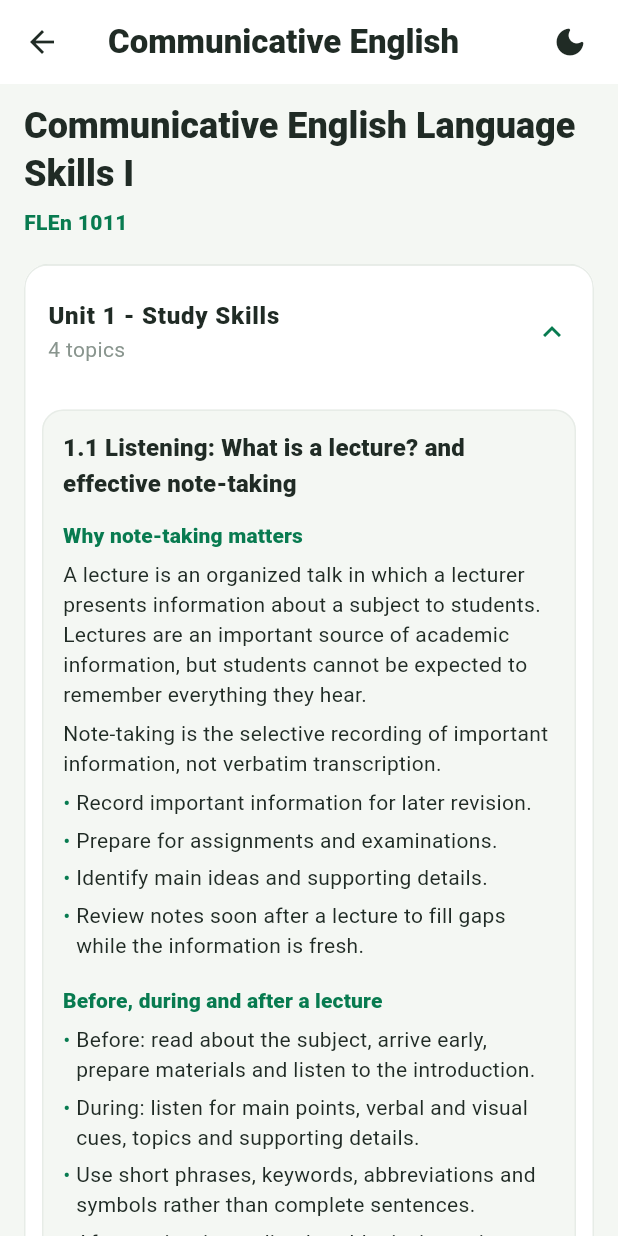
After one commit to SineJhon/EduEthiopia, a Flutter app: the CommunicativeEnglishNotesScreen screen opened directly, after a tap on "Unit 1 - Study Skills", on a phone screen of 412 x 824 dp. The commit adds this screen. Run offline on Flutter 3.47's test engine with Material 3 defaults, Android fonts, the phone set to English and light mode, and no system bars; our stand-ins replace flutter_animate, google_fonts.

Commit message:
English 1

```diff
--- /dev/null
+++ b/lib/features/modules/communicative_english_notes_screen.dart
@@ -0,0 +1,314 @@
+import 'dart:convert';
+
+import 'package:flutter/material.dart';
+import 'package:flutter/services.dart';
+
+import '../../core/widgets/theme_toggle.dart';
+
+class CommunicativeEnglishNotesScreen extends StatefulWidget {
+  const CommunicativeEnglishNotesScreen({super.key});
+
+  @override
+  State<CommunicativeEnglishNotesScreen> createState() =>
+      _CommunicativeEnglishNotesScreenState();
+}
+
+class _CommunicativeEnglishNotesScreenState
+    extends State<CommunicativeEnglishNotesScreen> {
+  static const _assetPath =
+      'assets/content/communicative_english_1/notes.json';
+
+  Map<String, dynamic>? _content;
+  bool _loading = true;
+  String? _error;
+
+  @override
+  void initState() {
+    super.initState();
+    _loadNotes();
+  }
+
+  Future<void> _loadNotes() async {
+    try {
+      final source = await rootBundle.loadString(_assetPath);
+      final decoded = jsonDecode(source);
+      if (!mounted) return;
+      setState(() {
+        _content = Map<String, dynamic>.from(decoded as Map);
+        _loading = false;
+      });
+    } catch (_) {
+      if (!mounted) return;
+      setState(() {
+        _error = 'Could not load the study notes.';
+        _loading = false;
+      });
+    }
+  }
+
+  @override
+  Widget build(BuildContext context) {
+    final colorScheme = Theme.of(context).colorScheme;
+
+    return Scaffold(
+      appBar: AppBar(
+        title: const Text(
+          'Communicative English',
+          maxLines: 1,
+          overflow: TextOverflow.ellipsis,
+          style: TextStyle(fontWeight: FontWeight.w800),
+        ),
+        actions: const [ThemeToggle(), SizedBox(width: 8)],
+      ),
+      body: _loading
+          ? const Center(child: CircularProgressIndicator())
+          : _error != null
+          ? Center(
+              child: Padding(
+                padding: const EdgeInsets.all(24),
+                child: Text(_error!, textAlign: TextAlign.center),
+              ),
+            )
+          : ListView(
+              physics: const BouncingScrollPhysics(),
+              padding: const EdgeInsets.fromLTRB(16, 12, 16, 32),
+              children: [
+                Text(
+                  (_content!['subjectTitle'] as String),
+                  style: Theme.of(context).textTheme.headlineSmall?.copyWith(
+                    fontWeight: FontWeight.w900,
+                    color: colorScheme.onSurface,
+                  ),
+                ),
+                const SizedBox(height: 6),
+                Text(
+                  'FLEn 1011',
+                  style: Theme.of(context).textTheme.bodyMedium?.copyWith(
+                    color: colorScheme.primary,
+                    fontWeight: FontWeight.w800,
+                  ),
+                ),
+                const SizedBox(height: 18),
+                for (final unitValue in _content!['units'] as List<dynamic>)
+                  _UnitCard(unit: Map<String, dynamic>.from(unitValue as Map)),
+              ],
+            ),
+    );
+  }
+}
+
+class _UnitCard extends StatelessWidget {
+  const _UnitCard({required this.unit});
+
+  final Map<String, dynamic> unit;
+
+  @override
+  Widget build(BuildContext context) {
+    final colorScheme = Theme.of(context).colorScheme;
+    final topics = (unit['topics'] as List<dynamic>)
+        .map((value) => Map<String, dynamic>.from(value as Map))
+        .toList();
+
+    return Card(
+      margin: const EdgeInsets.only(bottom: 12),
+      clipBehavior: Clip.antiAlias,
+      shape: RoundedRectangleBorder(
+        borderRadius: BorderRadius.circular(16),
+        side: BorderSide(color: colorScheme.outlineVariant),
+      ),
+      child: ExpansionTile(
+        initiallyExpanded: false,
+        tilePadding: const EdgeInsets.symmetric(horizontal: 16, vertical: 8),
+        childrenPadding: const EdgeInsets.fromLTRB(12, 0, 12, 12),
+        title: Text(
+          unit['title'] as String,
+          style: TextStyle(
+            fontWeight: FontWeight.w900,
+            color: colorScheme.onSurface,
+          ),
+        ),
+        subtitle: Text(
+          '${topics.length} topics',
+          style: TextStyle(color: colorScheme.onSurfaceVariant),
+        ),
+        children: [
+          for (final topic in topics) _TopicCard(topic: topic),
+        ],
+      ),
+    );
+  }
+}
+
+class _TopicCard extends StatelessWidget {
+  const _TopicCard({required this.topic});
+
+  final Map<String, dynamic> topic;
+
+  @override
+  Widget build(BuildContext context) {
+    final colorScheme = Theme.of(context).colorScheme;
+    final sections = (topic['sections'] as List<dynamic>)
+        .map((value) => Map<String, dynamic>.from(value as Map))
+        .toList();
+
+    return Card(
+      margin: const EdgeInsets.only(top: 8),
+      color: colorScheme.surfaceContainerLow,
+      shape: RoundedRectangleBorder(
+        borderRadius: BorderRadius.circular(14),
+        side: BorderSide(color: colorScheme.outlineVariant),
+      ),
+      child: Padding(
+        padding: const EdgeInsets.all(14),
+        child: Column(
+          crossAxisAlignment: CrossAxisAlignment.start,
+          children: [
+            Text(
+              topic['title'] as String,
+              style: Theme.of(context).textTheme.titleMedium?.copyWith(
+                fontWeight: FontWeight.w900,
+                color: colorScheme.onSurface,
+              ),
+            ),
+            const SizedBox(height: 12),
+            for (final section in sections) ...[
+              _Section(section: section),
+              const SizedBox(height: 12),
+            ],
+          ],
+        ),
+      ),
+    );
+  }
+}
+
+class _Section extends StatelessWidget {
+  const _Section({required this.section});
+
+  final Map<String, dynamic> section;
+
+  @override
+  Widget build(BuildContext context) {
+    final colorScheme = Theme.of(context).colorScheme;
+    final heading = section['heading'] as String?;
+    final paragraphs = (section['paragraphs'] as List<dynamic>?)
+            ?.map((value) => value as String)
+            .toList() ??
+        const <String>[];
+    final bullets = (section['bullets'] as List<dynamic>?)
+            ?.map((value) => value as String)
+            .toList() ??
+        const <String>[];
+    final tableValue = section['table'];
+
+    return Column(
+      crossAxisAlignment: CrossAxisAlignment.start,
+      children: [
+        if (heading != null) ...[
+          Text(
+            heading,
+            style: Theme.of(context).textTheme.titleSmall?.copyWith(
+              fontWeight: FontWeight.w900,
+              color: colorScheme.primary,
+            ),
+          ),
+          const SizedBox(height: 6),
+        ],
+        for (final paragraph in paragraphs) ...[
+          Text(
+            paragraph,
+            style: const TextStyle(height: 1.45),
+          ),
+          const SizedBox(height: 6),
+        ],
+        for (final bullet in bullets)
+          Padding(
+            padding: const EdgeInsets.only(bottom: 5),
+            child: Row(
+              crossAxisAlignment: CrossAxisAlignment.start,
+              children: [
+                Text('• ', style: TextStyle(color: colorScheme.primary)),
+                Expanded(
+                  child: Text(bullet, style: const TextStyle(height: 1.4)),
+                ),
+              ],
+            ),
+          ),
+        if (tableValue != null)
+          _Table(table: Map<String, dynamic>.from(tableValue as Map)),
+      ],
+    );
+  }
+}
+
+class _Table extends StatelessWidget {
+  const _Table({required this.table});
+
+  final Map<String, dynamic> table;
+
+  @override
+  Widget build(BuildContext context) {
+    final headers = (table['headers'] as List<dynamic>)
+        .map((value) => value as String)
+        .toList();
+    final rows = (table['rows'] as List<dynamic>)
+        .map(
+          (row) =>
+              (row as List<dynamic>).map((value) => value as String).toList(),
+        )
+        .toList();
+    final colorScheme = Theme.of(context).colorScheme;
+
+    return SingleChildScrollView(
+      scrollDirection: Axis.horizontal,
+      child: Container(
+        margin: const EdgeInsets.only(top: 6),
+        decoration: BoxDecoration(
+          border: Border.all(color: colorScheme.outlineVariant),
+          borderRadius: BorderRadius.circular(10),
+        ),
+        child: Table(
+          defaultColumnWidth: const IntrinsicColumnWidth(),
+          border: TableBorder.symmetric(
+            inside: BorderSide(color: colorScheme.outlineVariant),
+          ),
+          children: [
+            TableRow(
+              decoration: BoxDecoration(
+                color: colorScheme.primaryContainer,
+                borderRadius: const BorderRadius.vertical(
+                  top: Radius.circular(9),
+                ),
+              ),
+              children: headers
+                  .map(
+                    (header) => Padding(
+                      padding: const EdgeInsets.all(8),
+                      child: Text(
+                        header,
+                        style: TextStyle(
+                          fontWeight: FontWeight.w900,
+                          color: colorScheme.onPrimaryContainer,
+                        ),
+                      ),
+                    ),
+                  )
+                  .toList(),
+            ),
+            for (final row in rows)
+              TableRow(
+                children: row
+                    .map(
+                      (cell) => Padding(
+                        padding: const EdgeInsets.all(8),
+                        child: Text(cell),
+                      ),
+                    )
+                    .toList(),
+              ),
+          ],
+        ),
+      ),
+    );
+  }
+}
--- a/lib/features/modules/learning_module_screen.dart
+++ b/lib/features/modules/learning_module_screen.dart
@@ -8,6 +8,7 @@ import '../../core/localization/app_strings.dart';
 import '../../core/widgets/animated/page_transition.dart';
 import '../../core/widgets/language_toggle.dart';
 import '../../core/widgets/theme_toggle.dart';
+import 'communicative_english_notes_screen.dart';
 import 'pdf_reader_screen.dart';
 
 enum LearningModule {
@@ -124,6 +125,7 @@ class _LearningModuleScreenState extends State<LearningModuleScreen> {
     switch (_selectedNoteSubject) {
       case 'Communicative English Language Skills':
         return [
+          'Integrated Study Notes',
           'Active and Passive Voice',
           'Brief Notes for First Year Students',
           'English Tenses In Context',
@@ -338,6 +340,16 @@ class _LearningModuleScreenState extends State<LearningModuleScreen> {
                             }
                             if (widget.module == LearningModule.notes &&
                                 _selectedNoteSubject != null) {
+                              if (_selectedNoteSubject ==
+                                      'Communicative English Language Skills' &&
+                                  item == 'Integrated Study Notes') {
+                                slideFadePush<void>(
+                                  context,
+                                  (_) =>
+                                      const CommunicativeEnglishNotesScreen(),
+                                );
+                                return;
+                              }
                               final noteAsset = _noteAsset(item);
                               if (noteAsset != null) {
                                 slideFadePush<void>(
--- a/pubspec.yaml
+++ b/pubspec.yaml
@@ -61,6 +61,7 @@ flutter:
 
   assets:
     - assets/images/edu_ethiopia_logo.jpg
+    - assets/content/communicative_english_1/notes.json
     - assets/modules/freshman/Communicative English Language Skills.pdf
     - assets/modules/freshman/General Psychology.pdf
     - assets/modules/freshman/Geography.pdf
```
Also changed, not shown: assets/content/communicative_english_1/notes.json (added, +415 -0 lines), 1 other file.
